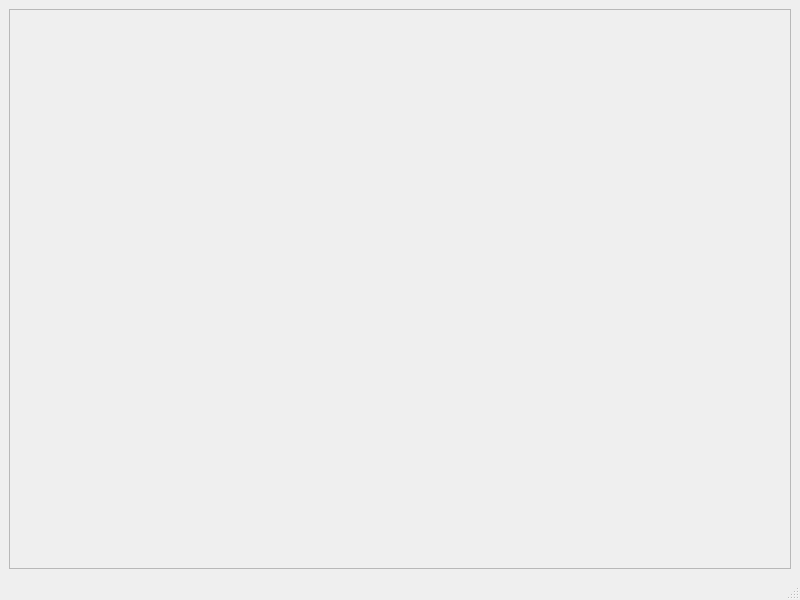
The window that HypotesisEditForm.ui (VladisGol/platon-accs) describes before a commit, drawn with Qt 5.
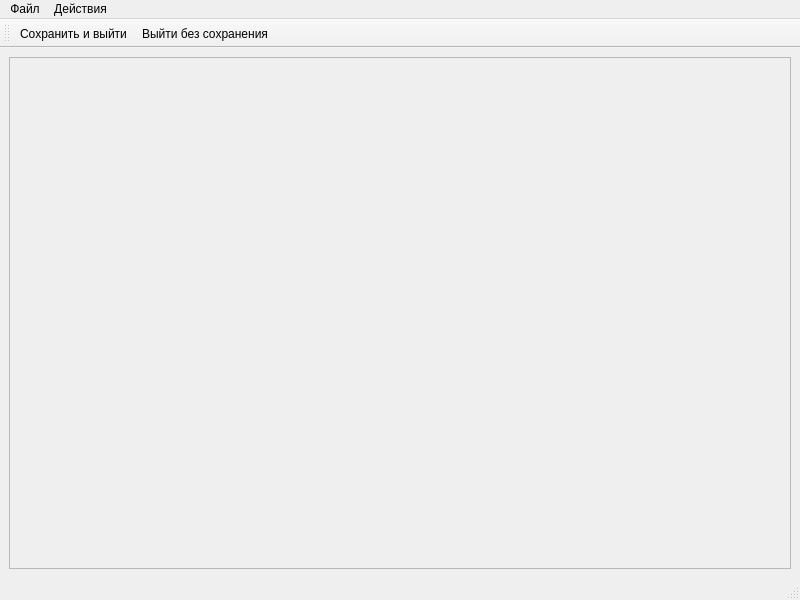
The same window after the commit. Icons and pictures are not drawn.

What changed in the file:
```diff
--- a/HypotesisEditForm.ui
+++ b/HypotesisEditForm.ui
@@ -25,7 +25,7 @@
          <x>0</x>
          <y>0</y>
          <width>778</width>
-         <height>529</height>
+         <height>490</height>
         </rect>
        </property>
        <layout class="QGridLayout" name="gridLayout_2" >
@@ -47,8 +47,53 @@
      <height>28</height>
     </rect>
    </property>
+   <widget class="QMenu" name="menu" >
+    <property name="title" >
+     <string>Файл</string>
+    </property>
+    <addaction name="action_saveNexit" />
+    <addaction name="action_Cancel" />
+   </widget>
+   <widget class="QMenu" name="menu_2" >
+    <property name="title" >
+     <string>Действия</string>
+    </property>
+   </widget>
+   <addaction name="menu" />
+   <addaction name="menu_2" />
   </widget>
   <widget class="QStatusBar" name="statusbar" />
+  <widget class="QToolBar" name="toolBar" >
+   <property name="windowTitle" >
+    <string>toolBar</string>
+   </property>
+   <attribute name="toolBarArea" >
+    <enum>TopToolBarArea</enum>
+   </attribute>
+   <attribute name="toolBarBreak" >
+    <bool>false</bool>
+   </attribute>
+   <addaction name="action_saveNexit" />
+   <addaction name="action_Cancel" />
+  </widget>
+  <action name="action_saveNexit" >
+   <property name="icon" >
+    <iconset>
+     <normaloff>images/apply.png</normaloff>images/apply.png</iconset>
+   </property>
+   <property name="text" >
+    <string>Сохранить и выйти</string>
+   </property>
+  </action>
+  <action name="action_Cancel" >
+   <property name="icon" >
+    <iconset>
+     <normaloff>images/cancel.png</normaloff>images/cancel.png</iconset>
+   </property>
+   <property name="text" >
+    <string>Выйти без сохранения</string>
+   </property>
+  </action>
  </widget>
  <resources/>
  <connections/>
```
Left out of the diff: 19 changed lines with no effect on the pictures.
